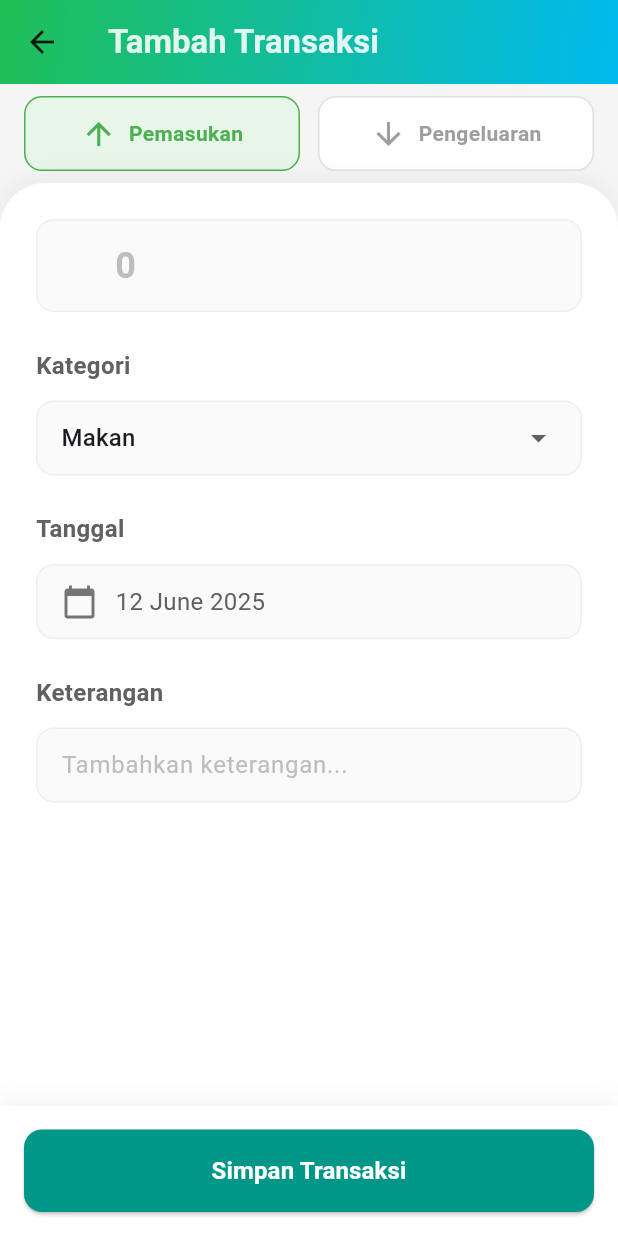
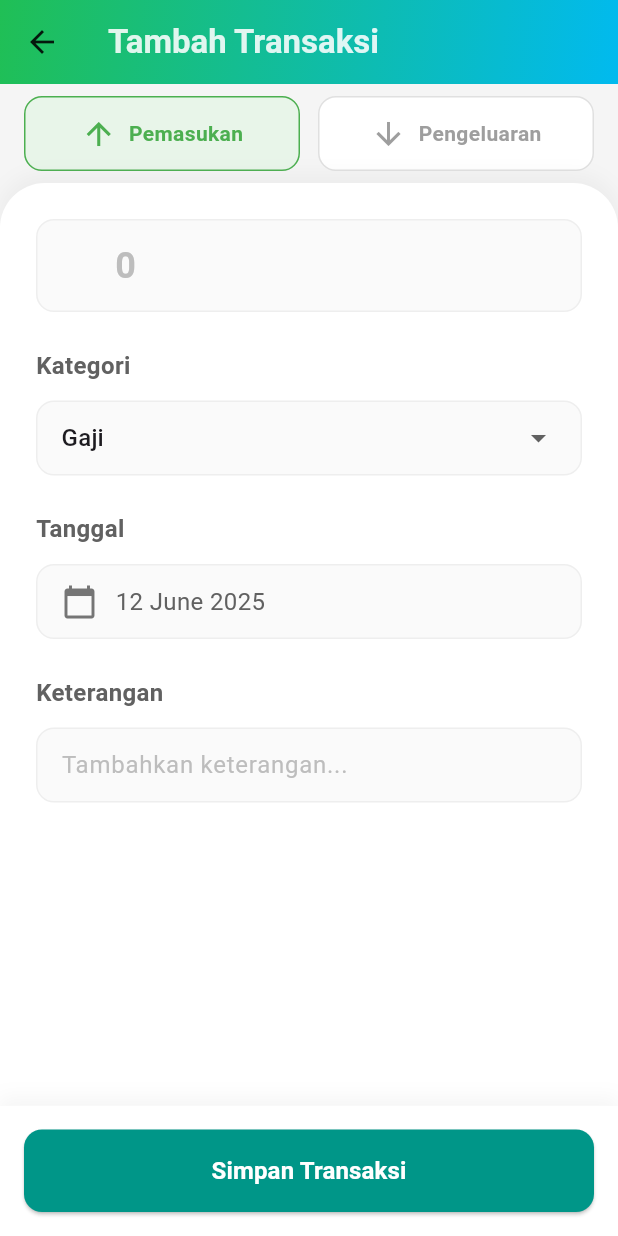
Before and after one commit to danangjune/catatin_app, a Flutter app: the AddTransactionScreen screen opened by its route, after a tap on "Pemasukan", on a phone screen of 412 x 824 dp. Run offline on Flutter 3.47's test engine with Material 3 defaults, Android fonts, the phone set to English and light mode, and no system bars; our stand-ins replace fl_chart; network calls fail.

Commit message:
Refactor transaction categories and update dashboard label

```diff
--- a/lib/screens/add_transaction_screen.dart
+++ b/lib/screens/add_transaction_screen.dart
@@ -19,13 +19,42 @@ class _AddTransactionScreenState extends State<AddTransactionScreen> {
   String _selectedCategory = 'Makan';
   DateTime _selectedDate = DateTime.now();
 
-  final List<String> _categories = [
-    'Makan',
-    'Transportasi',
-    'Hiburan',
-    'Belanja',
-    'Lainnya',
-  ];
+  final Map<String, List<String>> _categoryMap = {
+    'Pemasukan': [
+      'Gaji',
+      'Bonus',
+      'Investasi',
+      'Penjualan',
+      'Hadiah',
+      'Lainnya',
+    ],
+    'Pengeluaran': [
+      'Makan & Minum',
+      'Transportasi',
+      'Belanja',
+      'Hiburan',
+      'Tagihan',
+      'Kesehatan',
+      'Pendidikan',
+      'Lainnya',
+    ],
+  };
+
+  @override
+  void initState() {
+    super.initState();
+    // Set kategori default sesuai tipe transaksi
+    _selectedCategory = _categoryMap[_selectedType]![0];
+  }
+
+  // Update kategori saat tipe transaksi berubah
+  void _updateType(String newType) {
+    setState(() {
+      _selectedType = newType;
+      // Update selected category when type changes
+      _selectedCategory = _categoryMap[newType]![0];
+    });
+  }
 
   Future<void> _pickDate() async {
     DateTime? picked = await showDatePicker(
@@ -87,7 +116,6 @@ class _AddTransactionScreenState extends State<AddTransactionScreen> {
   }
 
   @override
-  @override
   Widget build(BuildContext context) {
     return Scaffold(
       backgroundColor: Colors.grey[100],
@@ -121,7 +149,7 @@ class _AddTransactionScreenState extends State<AddTransactionScreen> {
               children: [
                 Expanded(
                   child: InkWell(
-                    onTap: () => setState(() => _selectedType = 'Pemasukan'),
+                    onTap: () => _updateType('Pemasukan'),
                     child: Container(
                       padding: EdgeInsets.symmetric(vertical: 12),
                       decoration: BoxDecoration(
@@ -166,7 +194,7 @@ class _AddTransactionScreenState extends State<AddTransactionScreen> {
                 SizedBox(width: 12),
                 Expanded(
                   child: InkWell(
-                    onTap: () => setState(() => _selectedType = 'Pengeluaran'),
+                    onTap: () => _updateType('Pengeluaran'),
                     child: Container(
                       padding: EdgeInsets.symmetric(vertical: 12),
                       decoration: BoxDecoration(
@@ -302,7 +330,7 @@ class _AddTransactionScreenState extends State<AddTransactionScreen> {
                           value: _selectedCategory,
                           decoration: InputDecoration(border: InputBorder.none),
                           items:
-                              _categories
+                              _categoryMap[_selectedType]!
                                   .map(
                                     (cat) => DropdownMenuItem(
                                       value: cat,
--- a/lib/screens/dashboard_screen.dart
+++ b/lib/screens/dashboard_screen.dart
@@ -383,7 +383,7 @@ class _DashboardScreenState extends State<DashboardScreen> {
                     borderRadius: BorderRadius.circular(4),
                   ),
                   child: Text(
-                    'PRO',
+                    'PRO MAX',
                     style: TextStyle(
                       color: Colors.white,
                       fontSize: 10,
```
Also changed, not shown: pubspec.lock.
